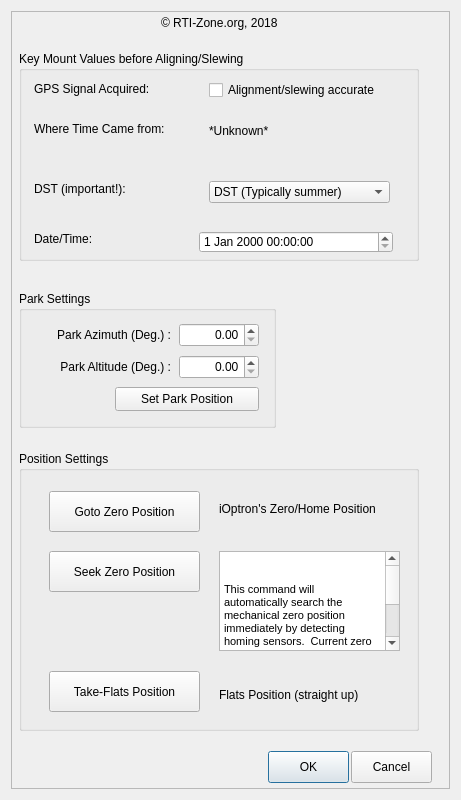
This is iOptronV3.ui in rpineau/iOptronV3 as Qt 5 draws it before an edit. The edited form follows.
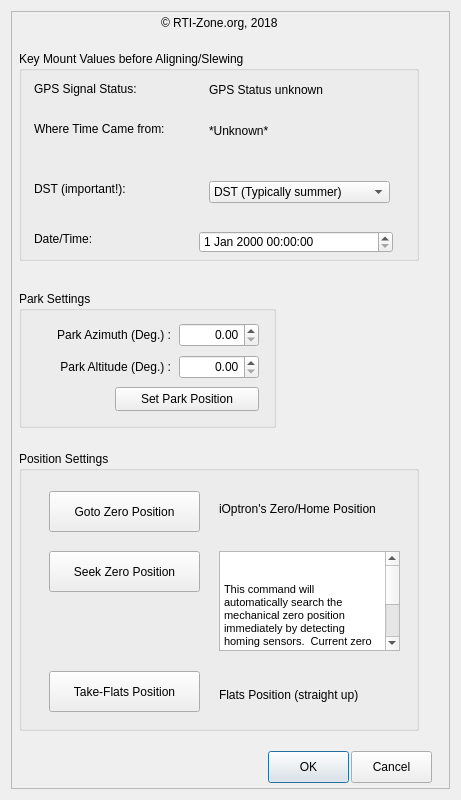
This is the edited form. Custom widgets are drawn as their Qt base class.

Commit message: Settings screen work

```diff
--- a/iOptronV3.ui
+++ b/iOptronV3.ui
@@ -141,9 +141,23 @@
         </rect>
        </property>
        <property name="text">
-        <string>GPS Signal Acquired:</string>
+        <string>GPS Signal Status:</string>
        </property>
       </widget>
+      <widget class="QLabel" name="label_kv_1">
+       <property name="geometry">
+        <rect>
+         <x>190</x>
+         <y>30</y>
+         <width>185</width>
+         <height>18</height>
+        </rect>
+       </property>
+       <property name="text">
+        <string>GPS Status unknown</string>
+       </property>
+      </widget>
+
       <widget class="QLabel" name="label_kv_2">
        <property name="geometry">
         <rect>
@@ -160,55 +174,6 @@
       <widget class="QLabel" name="label_kv_3">
        <property name="geometry">
         <rect>
-         <x>15</x>
-         <y>130</y>
-         <width>140</width>
-         <height>16</height>
-        </rect>
-       </property>
-       <property name="text">
-        <string>DST (important!):</string>
-       </property>
-      </widget>
-      <widget class="QDateTimeEdit" name="dateTimeEdit">
-       <property name="geometry">
-        <rect>
-         <x>180</x>
-         <y>180</y>
-         <width>194</width>
-         <height>22</height>
-        </rect>
-       </property>
-      </widget>
-      <widget class="QLabel" name="label_kv_4">
-       <property name="geometry">
-        <rect>
-         <x>15</x>
-         <y>180</y>
-         <width>81</width>
-         <height>16</height>
-        </rect>
-       </property>
-       <property name="text">
-        <string>Date/Time:</string>
-       </property>
-      </widget>
-      <widget class="QCheckBox" name="checkBox">
-       <property name="geometry">
-        <rect>
-         <x>190</x>
-         <y>30</y>
-         <width>185</width>
-         <height>18</height>
-        </rect>
-       </property>
-       <property name="text">
-        <string>Alignment/slewing accurate</string>
-       </property>
-      </widget>
-      <widget class="QLabel" name="label_kv_5">
-       <property name="geometry">
-        <rect>
          <x>190</x>
          <y>70</y>
          <width>185</width>
@@ -219,6 +184,20 @@
         <string>*Unknown*</string>
        </property>
       </widget>
+
+      <widget class="QLabel" name="label_kv_4">
+       <property name="geometry">
+        <rect>
+         <x>15</x>
+         <y>130</y>
+         <width>140</width>
+         <height>16</height>
+        </rect>
+       </property>
+       <property name="text">
+        <string>DST (important!):</string>
+       </property>
+      </widget>
       <widget class="QComboBox" name="comboBox">
        <property name="geometry">
         <rect>
@@ -245,6 +224,31 @@
         </property>
        </item>
       </widget>
+
+      <widget class="QLabel" name="label_kv_5">
+       <property name="geometry">
+        <rect>
+         <x>15</x>
+         <y>180</y>
+         <width>81</width>
+         <height>16</height>
+        </rect>
+       </property>
+       <property name="text">
+        <string>Date/Time:</string>
+       </property>
+      </widget>
+      <widget class="QDateTimeEdit" name="dateTimeEdit">
+       <property name="geometry">
+        <rect>
+         <x>180</x>
+         <y>180</y>
+         <width>194</width>
+         <height>22</height>
+        </rect>
+       </property>
+      </widget>
+
      </widget>
      <widget class="QGroupBox" name="groupBox">
       <property name="geometry">
@@ -356,7 +360,7 @@
         <rect>
          <x>200</x>
          <y>50</y>
-         <width>170</width>
+         <width>178</width>
          <height>16</height>
         </rect>
        </property>
```
Left out of the diff: 155 changed lines with no effect on the pictures. The commit also changes 3 other files.
